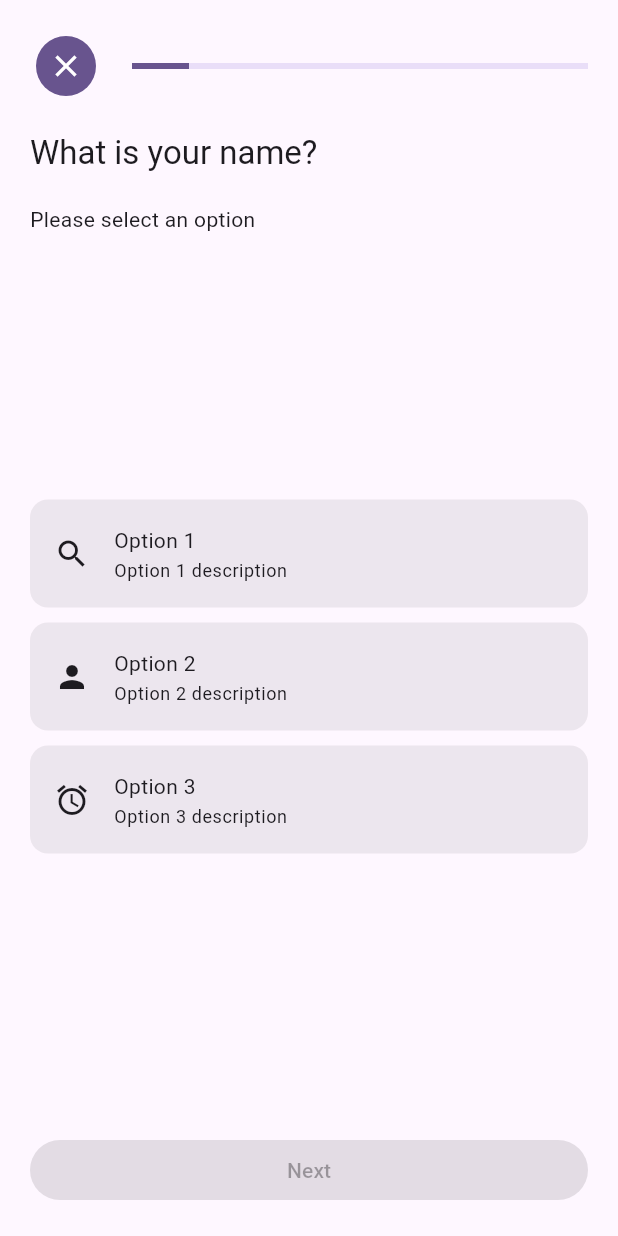
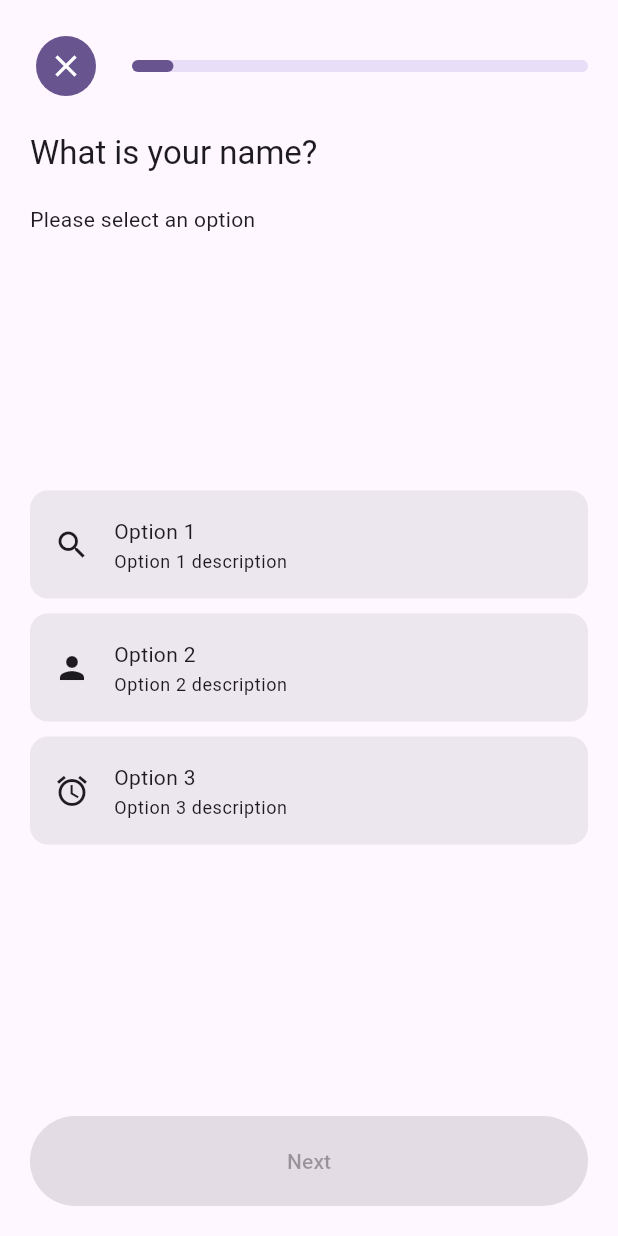
Before and after one commit to onatcipli/flutter_survey_flow, a Flutter app: the screen it shows after launch, after a tap on the "add" icon, on a phone screen of 412 x 824 dp. Run offline on Flutter 3.47's test engine with Material 3 defaults, Android fonts, the phone set to English and light mode, and no system bars; our stand-ins replace animated_text_kit, flutter_animate.

Commit message:
latest updates for other widgets

```diff
--- a/example/lib/main.dart
+++ b/example/lib/main.dart
@@ -62,6 +62,9 @@ class _MyHomePageState extends State<MyHomePage> {
               icon: Icons.alarm,
             ),
           ],
+          beforeComplete: (answer) async {
+            await Future.delayed(const Duration(seconds: 1));
+          },
         ),
         SurveyStep(
           id: '2',
@@ -117,6 +120,67 @@ class _MyHomePageState extends State<MyHomePage> {
             ),
           ],
         ),
+        SurveyStep<DateTime>.datePicker(
+          id: '5',
+          title: 'Select your birth date',
+          description: 'Please choose your birth date from the date picker',
+        ),
+        SurveyStep<TimeOfDay>.timePicker(
+          id: '6',
+          title: 'Select your preferred time',
+          description: 'Please choose your preferred time from the time picker',
+        ),
+        SurveyStep<double>.slider(
+          id: '7',
+          title: 'Rate your satisfaction',
+          description: 'Please rate your satisfaction on a scale from 0 to 100',
+          answer: 50.0, // Default value
+        ),
+        SurveyStep<bool>.toggleSwitch(
+          id: '8',
+          title: 'Do you agree with the terms and conditions?',
+          description: 'Please select Yes or No',
+        ),
+        SurveyStep<int>.rating(
+          id: '9',
+          title: 'Rate your satisfaction',
+          description: 'Please rate your satisfaction on a scale from 0 to 100',
+          beforeComplete: (answer) async {
+            await Future.delayed(const Duration(seconds: 1));
+            print('Answer: $answer');
+          },
+        ),
+        SurveyStep<bool>.notification(
+          id: '10',
+          title: "Better sleep starts with better habits",
+        ),
+        SurveyStep.preparation(
+          id: '11',
+          title: '',
+          description: '',
+          beforeComplete: (answer) async {
+            await Future.delayed(const Duration(seconds: 15));
+            print('Answer: $answer');
+          },
+          options: [
+            SurveyOption(
+              id: '1',
+              title: 'Relaxing Rain',
+            ),
+            SurveyOption(
+              id: '2',
+              title: 'Gentle Waves',
+            ),
+            SurveyOption(
+              id: '3',
+              title: 'Forest Ambience',
+            ),
+            SurveyOption(
+              id: '4',
+              title: 'Calm Night',
+            ),
+          ],
+        ),
       ],
     );
   }
--- a/lib/enums/survey_step_type.dart
+++ b/lib/enums/survey_step_type.dart
@@ -27,6 +27,9 @@ enum SurveyStepType {
   /// A notification step to inform the user of important details or instructions.
   notification,
 
+  /// A preparation step to inform the user we are preparing the application for personalization.
+  preparation,
+
   /// A screen to display when the survey or questionnaire is successfully completed.
   successScreen,
 
--- a/lib/models/survey_step.dart
+++ b/lib/models/survey_step.dart
@@ -12,6 +12,15 @@ class SurveyStep<T> {
   T? answer; // Generic answer type for storing user input
   final bool isRequired;
 
+  // loading state when beforeComplete is called
+  bool isLoading = false;
+
+  /// Callback before the step is completed, can be used for async operations.
+  final Future<void> Function(dynamic answer)? beforeComplete;
+
+  /// Callback when the step is completed.
+  final void Function(dynamic answer)? onCompleted;
+
   SurveyStep({
     required this.id,
     required this.title,
@@ -20,6 +29,8 @@ class SurveyStep<T> {
     this.options,
     this.answer,
     this.isRequired = true,
+    this.beforeComplete,
+    this.onCompleted,
   }) : assert(
           stepType != SurveyStepType.multipleChoiceSingleSelect ||
               (options != null && options.length >= 2),
@@ -41,6 +52,8 @@ class SurveyStep<T> {
     required List<SurveyOption> this.options,
     this.answer,
     this.isRequired = true,
+    this.beforeComplete,
+    this.onCompleted,
   })  : stepType = SurveyStepType.multipleChoiceSingleSelect,
         assert(options.length >= 2,
             'Multiple choice questions must have at least two options.');
@@ -60,6 +73,8 @@ class SurveyStep<T> {
     required List<SurveyOption> this.options,
     this.answer,
     this.isRequired = true,
+    this.beforeComplete,
+    this.onCompleted,
   })  : stepType = SurveyStepType.multipleChoiceMultiSelect,
         assert(options.length >= 2,
             'Multiple choice questions must have at least two options.');
@@ -79,6 +94,8 @@ class SurveyStep<T> {
     List<SurveyOption>? options,
     this.answer,
     this.isRequired = true,
+    this.beforeComplete,
+    this.onCompleted,
   })  : options = options ??
             [
               SurveyOption(id: 'yes', title: 'Yes'),
@@ -87,4 +104,167 @@ class SurveyStep<T> {
         stepType = SurveyStepType.yesNo,
         assert(options == null || options.length == 2,
             'Yes/No questions must have exactly two options.');
+
+  /// Constructor for creating a date picker survey step.
+  ///
+  /// Parameters:
+  /// * id: The unique identifier for the step.
+  /// * title: The display title for the step.
+  /// * description: An optional description for the step.
+  /// * isRequired: A boolean indicating if the step is required.
+  SurveyStep.datePicker({
+    required this.id,
+    required this.title,
+    this.description,
+    this.answer,
+    this.isRequired = true,
+    this.beforeComplete,
+    this.onCompleted,
+  })  : options = null,
+        stepType = SurveyStepType.datePicker;
+
+  /// Constructor for creating a time picker survey step.
+  ///
+  /// Parameters:
+  /// * id: The unique identifier for the step.
+  /// * title: The display title for the step.
+  /// * description: An optional description for the step.
+  /// * isRequired: A boolean indicating if the step is required.
+  SurveyStep.timePicker({
+    required this.id,
+    required this.title,
+    this.description,
+    this.answer,
+    this.isRequired = true,
+    this.beforeComplete,
+    this.onCompleted,
+  })  : options = null,
+        stepType = SurveyStepType.timePicker;
+
+  /// Constructor for creating a slider survey step.
+  ///
+  /// Parameters:
+  /// * id: The unique identifier for the step.
+  /// * title: The display title for the step.
+  /// * description: An optional description for the step.
+  /// * isRequired: A boolean indicating if the step is required.
+  SurveyStep.slider({
+    required this.id,
+    required this.title,
+    this.description,
+    this.answer,
+    this.isRequired = true,
+    this.beforeComplete,
+    this.onCompleted,
+  })  : options = null,
+        stepType = SurveyStepType.slider;
+
+  /// Constructor for creating a toggle switch survey step.
+  ///
+  /// Parameters:
+  /// * id: The unique identifier for the step.
+  /// * title: The display title for the step.
+  /// * description: An optional description for the step.
+  /// * isRequired: A boolean indicating if the step is required.
+  SurveyStep.toggleSwitch({
+    required this.id,
+    required this.title,
+    this.description,
+    this.answer,
+    this.isRequired = true,
+    this.beforeComplete,
+    this.onCompleted,
+  })  : options = null,
+        stepType = SurveyStepType.toggleSwitch;
+
+  /// Constructor for creating a rating survey step.
+  ///
+  /// Parameters:
+  /// * id: The unique identifier for the step.
+  /// * title: The display title for the step.
+  /// * description: An optional description for the step.
+  /// * isRequired: A boolean indicating if the step is required.
+  SurveyStep.rating({
+    required this.id,
+    required this.title,
+    this.description,
+    this.answer,
+    this.isRequired = true,
+    this.beforeComplete,
+    this.onCompleted,
+  })  : options = null,
+        stepType = SurveyStepType.rating;
+
+  /// Constructor for creating a notification survey step.
+  ///
+  /// Parameters:
+  /// * id: The unique identifier for the step.
+  /// * title: The display title for the step.
+  /// * description: An optional description for the step.
+  /// * isRequired: A boolean indicating if the step is required.
+  SurveyStep.notification({
+    required this.id,
+    required this.title,
+    this.description,
+    this.answer,
+    this.isRequired = true,
+    this.beforeComplete,
+    this.onCompleted,
+  })  : options = null,
+        stepType = SurveyStepType.notification;
+
+  /// Constructor for creating a preparation survey step.
+  ///
+  /// Parameters:
+  /// * id: The unique identifier for the step.
+  /// * title: The display title for the step.
+  /// * description: An optional description for the step.
+  /// * options: A list of SurveyOption objects representing the choices.
+  /// * isRequired: A boolean indicating if the step is required.
+  SurveyStep.preparation({
+    required this.id,
+    required this.title,
+    this.description,
+    this.options,
+    this.answer,
+    this.isRequired = true,
+    this.beforeComplete,
+    this.onCompleted,
+  })  : stepType = SurveyStepType.preparation;
+
+  /// Constructor for creating a success screen survey step.
+  ///
+  /// Parameters:
+  /// * id: The unique identifier for the step.
+  /// * title: The display title for the step.
+  /// * description: An optional description for the step.
+  /// * isRequired: A boolean indicating if the step is required.
+  SurveyStep.successScreen({
+    required this.id,
+    required this.title,
+    this.description,
+    this.answer,
+    this.isRequired = true,
+    this.beforeComplete,
+    this.onCompleted,
+  })  : options = null,
+        stepType = SurveyStepType.successScreen;
+
+  /// Constructor for creating a custom survey step.
+  ///
+  /// Parameters:
+  /// * id: The unique identifier for the step.
+  /// * title: The display title for the step.
+  /// * description: An optional description for the step.
+  /// * isRequired: A boolean indicating if the step is required.
+  SurveyStep.custom({
+    required this.id,
+    required this.title,
+    this.description,
+    this.answer,
+    this.isRequired = true,
+    this.beforeComplete,
+    this.onCompleted,
+  })  : options = null,
+        stepType = SurveyStepType.custom;
 }
--- a/lib/widgets/survey_header.dart
+++ b/lib/widgets/survey_header.dart
@@ -13,9 +13,11 @@ class SurveyHeader extends StatelessWidget {
         Padding(
           padding: const EdgeInsets.only(right: 20),
           child: IconButton.filled(
-            onPressed: () {
-              surveyProvider.previousStep();
-            },
+            onPressed: surveyProvider.isCurrentStepLoading
+                ? null
+                : () {
+                    surveyProvider.previousStep();
+                  },
             icon: surveyProvider.isFirstStep
                 ? const Icon(Icons.close)
                 : const Icon(Icons.arrow_back),
@@ -23,6 +25,8 @@ class SurveyHeader extends StatelessWidget {
         ),
         Expanded(
           child: LinearProgressIndicator(
+            borderRadius: BorderRadius.circular(10),
+            minHeight: 8,
             value: surveyProvider.completionPercentage,
           ),
         ),
--- a/lib/widgets/survey_scaffold.dart
+++ b/lib/widgets/survey_scaffold.dart
@@ -9,22 +9,48 @@ class SurveyScaffold extends StatelessWidget {
 
   @override
   Widget build(BuildContext context) {
-    final surveyProvider = context.watch<SurveyProvider>();
-    return Scaffold(
+    return const Scaffold(
       body: SafeArea(
         child: Column(
           crossAxisAlignment: CrossAxisAlignment.stretch,
           children: [
-            const Padding(
+            Padding(
               padding: EdgeInsets.all(20),
               child: SurveyHeader(),
             ),
-            const Expanded(
+            Expanded(
               child: SurveyStepBuilder(),
             ),
-            Padding(
-              padding: const EdgeInsets.all(20),
-              child: FilledButton(
+            SurveyFooter()
+          ],
+        ),
+      ),
+    );
+  }
+}
+
+class SurveyFooter extends StatelessWidget {
+  const SurveyFooter({
+    super.key,
+  });
+
+  @override
+  Widget build(BuildContext context) {
+    final surveyProvider = context.watch<SurveyProvider>();
+    return Padding(
+      padding: const EdgeInsets.all(20),
+      child: SizedBox(
+        height: 60,
+        child: surveyProvider.isCurrentStepLoading
+            ? const Center(child: CircularProgressIndicator())
+            : FilledButton(
+                style: ButtonStyle(
+                  shape: MaterialStateProperty.all<RoundedRectangleBorder>(
+                    RoundedRectangleBorder(
+                      borderRadius: BorderRadius.circular(30),
+                    ),
+                  ),
+                ),
                 onPressed: surveyProvider.isCurrentStepRequired
                     ? (surveyProvider.isCurrentStepAnswered
                         ? () {
@@ -38,9 +64,6 @@ class SurveyScaffold extends StatelessWidget {
                   surveyProvider.isLastStep ? "Let's get started" : 'Next',
                 ),
               ),
-            )
-          ],
-        ),
       ),
     );
   }
--- a/lib/widgets/survey_step_builder.dart
+++ b/lib/widgets/survey_step_builder.dart
@@ -12,8 +12,8 @@ class SurveyStepBuilder extends StatelessWidget {
     final surveyProvider = context.watch<SurveyProvider>();
     return PageView.builder(
       physics: surveyProvider.configuration.enableSwipeNavigation
-          ? const NeverScrollableScrollPhysics()
-          : const AlwaysScrollableScrollPhysics(),
+          ? const AlwaysScrollableScrollPhysics()
+          : const NeverScrollableScrollPhysics(),
       itemCount: surveyProvider.steps.length,
       controller: surveyProvider.stepPageController,
       itemBuilder: (BuildContext context, int index) {
--- a/lib/widgets/survey_step_widget.dart
+++ b/lib/widgets/survey_step_widget.dart
@@ -3,12 +3,19 @@ import 'package:flutter_animate/flutter_animate.dart';
 import 'package:flutter_survey_flow/enums/survey_step_type.dart';
 import 'package:flutter_survey_flow/models/survey_step.dart';
 import 'package:flutter_survey_flow/providers/survey_provider.dart';
-import 'package:flutter_survey_flow/widgets/survey_steps/yes_no_widget.dart';
+import 'package:flutter_survey_flow/widgets/survey_steps/step_yes_no_widget.dart';
 import 'package:provider/provider.dart';
 
 import '../models/survey_option.dart';
-import 'survey_steps/multiple_choice_multi_select_widget.dart';
-import 'survey_steps/multiple_choice_single_select_widget.dart';
+import 'survey_steps/step_multiple_choice_multi_select_widget.dart';
+import 'survey_steps/step_multiple_choice_single_select_widget.dart';
+import 'survey_steps/step_date_picker_widget.dart';
+import 'survey_steps/step_notification_widget.dart';
+import 'survey_steps/step_preparation_widget.dart';
+import 'survey_steps/step_rating_widget.dart';
+import 'survey_steps/step_slider_widget.dart';
+import 'survey_steps/step_time_picker_widget.dart';
+import 'survey_steps/step_toggle_switch_widget.dart';
 
 class SurveyStepWidget extends StatelessWidget {
   final SurveyStep step;
@@ -46,28 +53,51 @@ class SurveyStepWidget extends StatelessWidget {
               builder: (context) {
                 switch (currentStep.stepType) {
                   case SurveyStepType.multipleChoiceSingleSelect:
-                    return MultipleChoiceSingleSelectWidget(step: step);
+                    return StepMultipleChoiceSingleSelectWidget(step: step);
                   case SurveyStepType.multipleChoiceMultiSelect:
                     if (step is SurveyStep<List<SurveyOption>>) {
-                      return MultipleChoiceMultiSelectWidget(
+                      return StepMultipleChoiceMultiSelectWidget(
                         step: step as SurveyStep<List<SurveyOption>>,
                       );
                     }
-                    return Container();
                   case SurveyStepType.yesNo:
-                    return YesNoWidget(step: step);
+                    return StepYesNoWidget(step: step);
                   case SurveyStepType.datePicker:
-                  // TODO: Handle this case.
+                    if (step is SurveyStep<DateTime>) {
+                      return StepDatePickerWidget(
+                          step: step as SurveyStep<DateTime>);
+                    }
                   case SurveyStepType.timePicker:
-                  // TODO: Handle this case.
+                    if (step is SurveyStep<TimeOfDay>) {
+                      return StepTimePickerWidget(
+                          step: step as SurveyStep<TimeOfDay>);
+                    }
                   case SurveyStepType.slider:
-                  // TODO: Handle this case.
+                    if (step is SurveyStep<double>) {
+                      return StepSliderWidget(step: step as SurveyStep<double>);
+                    }
                   case SurveyStepType.toggleSwitch:
-                  // TODO: Handle this case.
+                    if (step is SurveyStep<bool>) {
+                      return StepToggleSwitchWidget(
+                        step: step as SurveyStep<bool>,
+                      );
+                    }
                   case SurveyStepType.rating:
-                  // TODO: Handle this case.
+                    if (step is SurveyStep<int>) {
+                      return StepRatingWidget(
+                        step: step as SurveyStep<int>,
+                      );
+                    }
                   case SurveyStepType.notification:
-                  // TODO: Handle this case.
+                    if (step is SurveyStep<bool>) {
+                      return StepNotificationWidget(
+                        step: step,
+                      );
+                    }
+                  case SurveyStepType.preparation:
+                    return StepPreparationWidget(
+                      step: step,
+                    );
                   case SurveyStepType.successScreen:
                   // TODO: Handle this case.
                   case SurveyStepType.custom:
@@ -75,6 +105,7 @@ class SurveyStepWidget extends StatelessWidget {
                   default:
                     return Container();
                 }
+                return Container();
               },
             ),
           ),
--- a/lib/widgets/survey_steps/multiple_choice_multi_select_widget.dart
+++ b/lib/widgets/survey_steps/step_multiple_choice_multi_select_widget.dart
@@ -9,10 +9,10 @@ import '../../providers/survey_provider.dart';
 ///
 /// Attributes:
 /// * step: Used for holding the current survey step data.
-class MultipleChoiceMultiSelectWidget extends StatelessWidget {
+class StepMultipleChoiceMultiSelectWidget extends StatelessWidget {
   final SurveyStep<List<SurveyOption>> step;
 
-  const MultipleChoiceMultiSelectWidget({
+  const StepMultipleChoiceMultiSelectWidget({
     super.key,
     required this.step,
   });
--- a/lib/widgets/survey_steps/multiple_choice_single_select_widget.dart
+++ b/lib/widgets/survey_steps/step_multiple_choice_single_select_widget.dart
@@ -8,10 +8,10 @@ import '../../providers/survey_provider.dart';
 ///
 /// Attributes:
 /// * step: Used for holding the current survey step data.
-class MultipleChoiceSingleSelectWidget extends StatelessWidget {
+class StepMultipleChoiceSingleSelectWidget extends StatelessWidget {
   final SurveyStep step;
 
-  const MultipleChoiceSingleSelectWidget({
+  const StepMultipleChoiceSingleSelectWidget({
     super.key,
     required this.step,
   });
--- a/lib/widgets/survey_steps/yes_no_widget.dart
+++ b/lib/widgets/survey_steps/step_yes_no_widget.dart
@@ -7,10 +7,10 @@ import '../../providers/survey_provider.dart';
 ///
 /// Attributes:
 /// * step: Used for holding the current survey step data.
-class YesNoWidget extends StatelessWidget {
+class StepYesNoWidget extends StatelessWidget {
   final SurveyStep step;
 
-  const YesNoWidget({
+  const StepYesNoWidget({
     super.key,
     required this.step,
   });
--- a/pubspec.yaml
+++ b/pubspec.yaml
@@ -13,6 +13,7 @@ dependencies:
 
   provider: ^6.1.2
   flutter_animate: ^4.5.0
+  animated_text_kit: ^4.2.2
 
 dev_dependencies:
   flutter_test:
```
Also changed, not shown: lib/providers/survey_provider.dart (+26 -1 lines), lib/widgets/survey_steps/step_date_picker_widget.dart (added, +46 -0 lines), lib/widgets/survey_steps/step_notification_widget.dart (added, +60 -0 lines), lib/widgets/survey_steps/step_preparation_widget.dart (added, +51 -0 lines), lib/widgets/survey_steps/step_rating_widget.dart (added, +53 -0 lines), lib/widgets/survey_steps/step_slider_widget.dart (added, +37 -0 lines), lib/widgets/survey_steps/step_time_picker_widget.dart (added, +57 -0 lines), lib/widgets/survey_steps/step_toggle_switch_widget.dart (added, +43 -0 lines), example/pubspec.lock.
